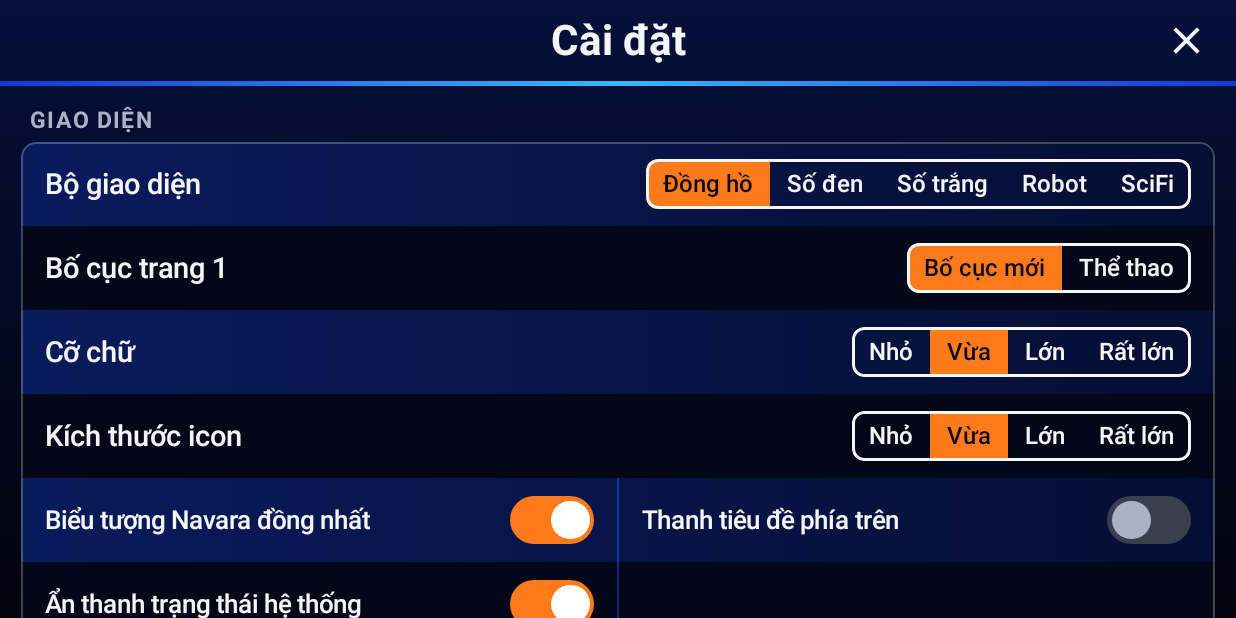
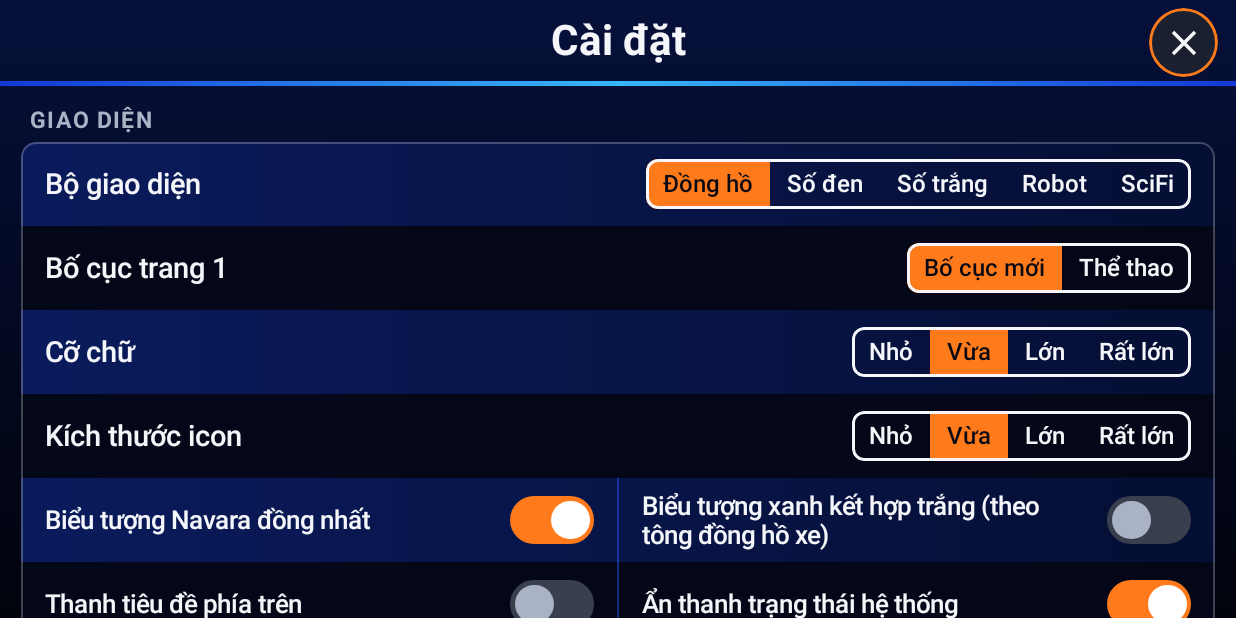
Before and after one commit to PhungP/VL23-Launcher, an Android app built with Jetpack Compose: the composable SettingsScreen shown on its own in the app's theme, on a phone screen of 824 x 412 dp (held sideways). Run offline under Robolectric (Android 15) with nearby library versions, the phone set to English and light mode, and no system bars; libraries missing offline, so code that uses them is left out: androidx.core.graphics; network calls fail.

Commit message:
TInh chỉnh lại giao diện Thêm nút close vào menu cài đặt

```diff
--- a/app/build.gradle.kts
+++ b/app/build.gradle.kts
@@ -9,8 +9,8 @@ android {
         applicationId = "vn.navara.launcher"
         minSdk = 28
         targetSdk = 34
-        versionCode = 10
-        versionName = "0.10"
+        versionCode = 13
+        versionName = "0.13"
         // Tbox S1 là arm64: chỉ đóng gói thư viện native (MapLibre) cho arm64-v8a để APK nhẹ hơn nhiều.
         // Nếu máy báo không cài được hoặc bản đồ lỗi, thêm "armeabi-v7a" vào danh sách này.
         ndk { abiFilters += listOf("arm64-v8a") }
--- a/app/src/main/java/vn/navara/launcher/AppIcons.kt
+++ b/app/src/main/java/vn/navara/launcher/AppIcons.kt
@@ -117,11 +117,12 @@ fun NavaraGlyph(key: String, modifier: Modifier = Modifier, selected: Boolean =
     val th = LocalTheme.current
     val mono = th.mono != 0
     val inkCol = if (selected) th.accent else th.ink   // icon trắng, đang chọn thì cam
+    val duo = th.p.iconBlue && th.mono == 0 && !selected   // xanh kết hợp trắng: nét chính trắng, điểm nhấn xanh
     val paths = remember(key) { els.map { PathParser().parsePathString(it.d).toPath() } }
     Canvas(modifier) {
         scale(size.width / 48f, Offset.Zero) {
             els.forEachIndexed { i, e ->
-                val col = inkCol
+                val col = if (duo && e.st != 0 && e.st != 3) th.blueLight else inkCol
                 if (e.st >= 3) {
                     drawPath(paths[i], col, style = Fill)
                 } else {
--- a/app/src/main/java/vn/navara/launcher/Prefs.kt
+++ b/app/src/main/java/vn/navara/launcher/Prefs.kt
@@ -63,6 +63,10 @@ data class UiPrefs(
     val carVer: Int = 0,                // tăng mỗi khi chọn ảnh xe riêng mới (để nạp lại ảnh)
     val gearStyle: Int = 0,             // cách hiện cấp số ở trang 1: 0 thanh 7 ô, 1 dải số, 2 LED, 3 số lớn, 4 ẩn
     val homeTiles: String = "rpm,load,coolant,boost,iat,volt",   // 6 ô thông số ở trang 1 (3 trái từ trên xuống, 3 phải từ trên xuống)
+    val glass: Int = 3,                 // độ trong suốt của khung/ô: 0 đặc ... 4 trong suốt hoàn toàn
+    val frameShape: Int = 0,            // hình khung: 0 vát góc, 1 bo tròn, 2 lục giác, 3 vuông
+    val homeOffsets: String = "",       // vị trí đã kéo của các ô ở trang 1: "id=dx,dy;..." (dp)
+    val iconBlue: Boolean = false,      // biểu tượng ứng dụng: xanh kết hợp trắng theo tông đồng hồ xe
     val navVoice: Boolean = true,       // đọc chỉ dẫn dẫn đường bằng giọng nói
     val homeLayout: Int = 0,            // bố cục trang 1 (bộ Đồng hồ xe): 0 bố cục mới (ảnh xe + 6 ô), 1 thể thao (đồng hồ vòng tua dạng cung)
 )
@@ -105,6 +109,10 @@ fun loadPrefs(c: Context): UiPrefs {
         mapTilt = s.getBoolean("mapTilt", d.mapTilt),
         homeLayout = s.getInt("homeLayout", d.homeLayout).coerceIn(0, 1),
         navVoice = s.getBoolean("navVoice", d.navVoice),
+        iconBlue = s.getBoolean("iconBlue", d.iconBlue),
+        glass = s.getInt("glass", d.glass).coerceIn(0, 4),
+        frameShape = s.getInt("frameShape", d.frameShape).coerceIn(0, 3),
+        homeOffsets = s.getString("homeOffsets", d.homeOffsets) ?: d.homeOffsets,
         carImg = s.getInt("carImg", d.carImg).coerceIn(0, 3),
         carVer = s.getInt("carVer", d.carVer),
         gearStyle = s.getInt("gearStyle", d.gearStyle).coerceIn(0, 4),
@@ -122,7 +130,7 @@ fun savePrefs(c: Context, p: UiPrefs) {
         .putBoolean("trafficAlert", p.trafficAlert).putBoolean("alertSound", p.alertSound).putInt("mapStyle", p.mapStyle).putBoolean("mapHeadingUp", p.mapHeadingUp).putInt("mapMarker", p.mapMarker)
         .putString("pageOrder", p.pageOrder).putInt("loadSource", p.loadSource).putString("obdTiles", p.obdTiles)
         .putInt("mapEngine", p.mapEngine).putString("mapTilerKey", p.mapTilerKey).putInt("gearTrim", p.gearTrim)
-        .putInt("skin", p.skin).putInt("mapTheme", p.mapTheme).putBoolean("mapTilt", p.mapTilt).putInt("homeLayout", p.homeLayout).putBoolean("navVoice", p.navVoice)
+        .putInt("skin", p.skin).putInt("mapTheme", p.mapTheme).putBoolean("mapTilt", p.mapTilt).putInt("homeLayout", p.homeLayout).putBoolean("navVoice", p.navVoice).putBoolean("iconBlue", p.iconBlue).putInt("glass", p.glass).putInt("frameShape", p.frameShape).putString("homeOffsets", p.homeOffsets)
         .putInt("carImg", p.carImg).putInt("carVer", p.carVer).putInt("gearStyle", p.gearStyle).putString("homeTiles", p.homeTiles).apply()
 }
 
@@ -161,6 +169,11 @@ class Theme(val p: UiPrefs, val bgImage: ImageBitmap?) {
     val cutScale = if (kind == 3) 1.5f else 1f          // Robot vát góc to hơn
     val rowHi = when (kind) { 3 -> listOf(Color(0xFF2A313B), Color(0xFF181C22)); 4 -> listOf(Color(0xFF062A52), Color(0xFF03122B)); else -> listOf(Color(0xFF0A1B5C), Color(0xFF050E33)) }
     val rowLo = when (kind) { 3 -> Color(0xFF0F1216); 4 -> Color(0xFF020716); else -> Color(0xFF030717) }
+    // Khung trong suốt: nhân độ trong của màu nền khung theo p.glass để nhìn xuyên ra hình nền phía sau
+    val pa = floatArrayOf(1f, 0.6f, 0.35f, 0.15f, 0f)[p.glass.coerceIn(0, 4)]
+    val panelG = panel.copy(alpha = panel.alpha * pa)
+    val fillG = fill.map { it.copy(alpha = it.alpha * pa) }
+    val frameFillG = frameFill.copy(alpha = frameFill.alpha * pa)
     val pageBg = when (kind) { 3 -> listOf(Color(0xFF1B2027), Color(0xFF07090C)); 4 -> listOf(Color(0xFF061B45), Color(0xFF010208)); else -> listOf(Color(0xFF06103A), Color(0xFF01030C)) }
     val scale = floatArrayOf(0.95f, 1.1f, 1.25f, 1.4f)[p.textSize.coerceIn(0, 3)]
     val iconDp = intArrayOf(52, 60, 72, 84)[p.iconSize.coerceIn(0, 3)]
--- a/app/src/main/java/vn/navara/launcher/Settings.kt
+++ b/app/src/main/java/vn/navara/launcher/Settings.kt
@@ -51,6 +51,7 @@ import androidx.compose.runtime.setValue
 import androidx.compose.ui.Alignment
 import androidx.compose.ui.Modifier
 import androidx.compose.ui.draw.clip
+import androidx.compose.ui.zIndex
 import androidx.compose.ui.draw.drawBehind
 import androidx.compose.ui.geometry.Offset
 import androidx.compose.ui.graphics.Brush
@@ -270,13 +271,15 @@ fun SettingsScreen(
             .background(if (t.mono == 0) Brush.verticalGradient(t.pageBg) else SolidColor(t.bg))
             .clickable(indication = null, interactionSource = remember { MutableInteractionSource() }) {}
     ) {
+        // Nút đóng luôn nổi phía trên, kể cả khi cuộn xuống cuối trang
+        Box(
+            Modifier.align(Alignment.TopEnd).padding(top = 5.dp, end = 12.dp).zIndex(10f).size(46.dp)
+                .clip(CircleShape).background(t.panelHi).border(2.dp, t.accent, CircleShape).clickable { onClose() },
+            contentAlignment = Alignment.Center
+        ) { Icon(Icons.Filled.Close, "Đóng", tint = t.ink, modifier = Modifier.size(28.dp)) }
         Column(Modifier.fillMaxSize().verticalScroll(rememberScrollState())) {
             Box(Modifier.fillMaxWidth().height(54.dp), contentAlignment = Alignment.Center) {
                 Text("Cài đặt", color = t.ink, fontSize = 28.sp, fontWeight = FontWeight.Bold)
-                Icon(
-                    Icons.Filled.Close, null, tint = t.ink,
-                    modifier = Modifier.align(Alignment.CenterEnd).clickable { onClose() }.padding(horizontal = 18.dp, vertical = 10.dp).size(30.dp)
-                )
             }
             Box(Modifier.fillMaxWidth().height(3.dp).background(Brush.horizontalGradient(listOf(t.blueDeep, t.blueLight, t.blueDeep))))
             Column(Modifier.fillMaxWidth().padding(14.dp), verticalArrangement = Arrangement.spacedBy(14.dp)) {
@@ -295,8 +298,34 @@ fun SettingsScreen(
                     choice("Kích thước icon", listOf("Nhỏ", "Vừa", "Lớn", "Rất lớn"), p.iconSize) { onChange(p.copy(iconSize = it)) }
                     tg("Biểu tượng Navara đồng nhất", p.navaraIcons) { onChange(p.copy(navaraIcons = it)) }
                     if (!p.navaraIcons) tg("Biểu tượng gốc một màu trắng", p.whiteIcons) { onChange(p.copy(whiteIcons = it)) }
+                    if (p.navaraIcons || p.whiteIcons) tg("Biểu tượng xanh kết hợp trắng (theo tông đồng hồ xe)", p.iconBlue) { onChange(p.copy(iconBlue = it)) }
                     tg("Thanh tiêu đề phía trên", p.titleBar) { onChange(p.copy(titleBar = it)) }
                     tg("Ẩn thanh trạng thái hệ thống", p.hideBar) { onChange(p.copy(hideBar = it)) }
+                }
+
+                Group("Hình nền và khung") {
+                    choice(
+                        "Hình nền", listOf("Đen trơn", "Địa hình", "Chuyển màu", "Ảnh của bạn"), p.bgStyle,
+                        "Hình nền hiện phía sau mọi trang (trừ bộ Số đen / Số trắng). Khung trong suốt để nhìn xuyên ra hình nền."
+                    ) { onChange(p.copy(bgStyle = it)) }
+                    if (p.bgStyle == 3) line("Ảnh nền của bạn") { Btn("Chọn ảnh") { pick.launch("image/*") } }
+                    choice("Độ tối ảnh nền", listOf("Nhẹ", "Vừa", "Đậm"), p.dim) { onChange(p.copy(dim = it)) }
+                    choice(
+                        "Độ trong suốt khung", listOf("Đặc", "Hơi mờ", "Mờ", "Rất trong", "Trong"), p.glass,
+                        "Áp dụng cho các ô và khung ở trang 1, Ứng dụng, thông số OBD, nhạc và thanh dưới."
+                    ) { onChange(p.copy(glass = it)) }
+                    choice(
+                        "Hình khung thông số", listOf("Vát góc", "Bo tròn", "Lục giác", "Vuông"), p.frameShape,
+                        "Hình bao quanh các ô thông số và thanh thông tin ở trang 1 (bộ Đồng hồ, Robot, SciFi)."
+                    ) { onChange(p.copy(frameShape = it)) }
+                    if (p.homeLayout == 0 && p.skin !in 1..2) {
+                        line("Di chuyển các ô ở trang 1", "Mở trang 1 rồi dùng ngón tay kéo từng ô (6 ô thông số, thanh trên, cấp số) tới vị trí muốn. Bấm Xong để lưu.") {
+                            Btn("Bắt đầu") { HomeEdit.on.value = true; homeEvents.value = homeEvents.value + 1; onClose() }
+                        }
+                        if (p.homeOffsets.isNotEmpty()) line("Đưa các ô về vị trí mặc định") { Btn("Đặt lại") { onChange(p.copy(homeOffsets = "")) } }
+                    } else {
+                        note("Di chuyển ô chỉ dùng được với bố cục mới của bộ Đồng hồ xe, Robot hoặc SciFi.")
+                    }
                 }
 
                 Group("Trang 1: xe, thông số, cấp số") {
@@ -306,8 +335,8 @@ fun SettingsScreen(
                     ) { onChange(p.copy(carImg = it)) }
                     if (p.carImg == 1) line("Ảnh xe của bạn") { Btn("Chọn ảnh") { pickCar.launch("image/*") } }
                     choice(
-                        "Hiển thị cấp số", listOf("Thanh 7 ô", "Dải số", "LED", "Số lớn", "Ẩn"), p.gearStyle,
-                        "Cách hiện số đang cài ở dưới trang 1. Chọn Ẩn để dành chỗ cho các ô thông số và hình xe."
+                        "Hiển thị cấp số", listOf("Số thể thao", "Dải số", "LED", "Khung số", "Ẩn"), p.gearStyle,
+                        "Số thể thao: chỉ hiện cấp số hiện hành bằng một chữ số to, nghiêng. Các kiểu khác có thêm thanh hoặc khung. Chọn Ẩn để dành chỗ cho hình xe."
                     ) { onChange(p.copy(gearStyle = it)) }
                     val slots = parseHomeTiles(p.homeTiles)
                     val slotNames = listOf("Ô trái trên", "Ô trái giữa", "Ô trái dưới", "Ô phải trên", "Ô phải giữa", "Ô phải dưới")
```
Also changed, not shown: app/src/main/java/vn/navara/launcher/Home.kt (+56 -37 lines), app/src/main/java/vn/navara/launcher/HomeOptions.kt (+184 -0 lines), app/src/main/java/vn/navara/launcher/MainActivity.kt (+5 -5 lines).
